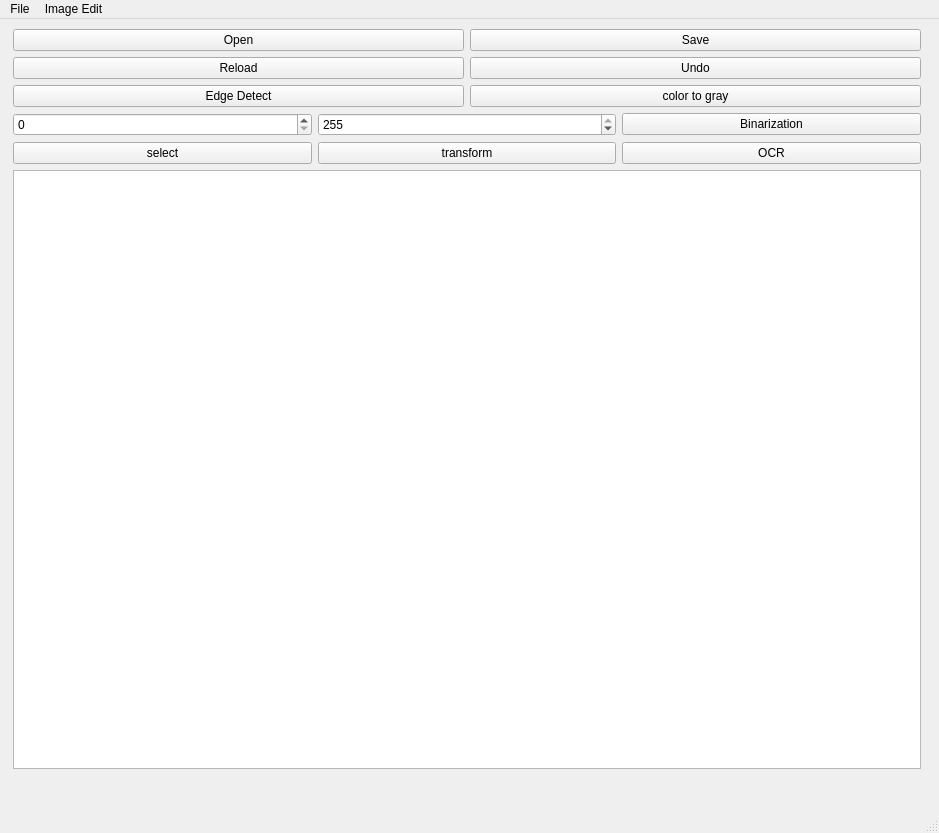
First picture: the form in neoMainWindow.ui, repository PillVic/ImageManager, before the edit.
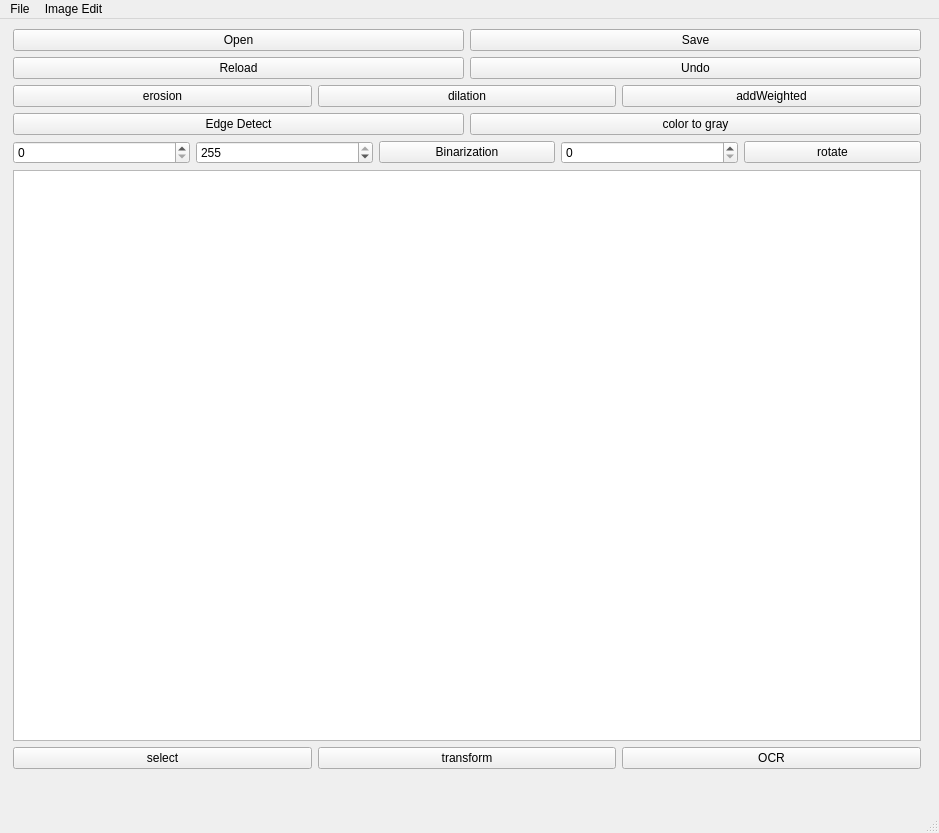
Second picture: the form after the edit. Icons and pictures are not drawn. Custom widgets are drawn as their Qt base class.

```diff
--- a/neoMainWindow.ui
+++ b/neoMainWindow.ui
@@ -75,6 +75,31 @@
          </item>
         </layout>
        </item>
+       <item>
+        <layout class="QHBoxLayout" name="horizontalLayout_2">
+         <item>
+          <widget class="QPushButton" name="erosionButton">
+           <property name="text">
+            <string>erosion</string>
+           </property>
+          </widget>
+         </item>
+         <item>
+          <widget class="QPushButton" name="dilationButton">
+           <property name="text">
+            <string>dilation</string>
+           </property>
+          </widget>
+         </item>
+         <item>
+          <widget class="QPushButton" name="addWeightedButton">
+           <property name="text">
+            <string>addWeighted</string>
+           </property>
+          </widget>
+         </item>
+        </layout>
+       </item>
        <item>
         <layout class="QHBoxLayout" name="horizontalLayout_5">
          <item>
@@ -124,10 +149,27 @@
              </property>
             </widget>
            </item>
+           <item>
+            <widget class="QSpinBox" name="angle">
+             <property name="maximum">
+              <number>360</number>
+             </property>
+            </widget>
+           </item>
+           <item>
+            <widget class="QPushButton" name="rotateButton">
+             <property name="text">
+              <string>rotate</string>
+             </property>
+            </widget>
+           </item>
           </layout>
          </item>
         </layout>
        </item>
+       <item>
+        <widget class="QTextEdit" name="textEdit"/>
+       </item>
        <item>
         <layout class="QHBoxLayout" name="horizontalLayout_11">
          <item>
@@ -153,9 +195,6 @@
          </item>
         </layout>
        </item>
-       <item>
-        <widget class="QTextEdit" name="textEdit"/>
-       </item>
       </layout>
      </item>
     </layout>
```
